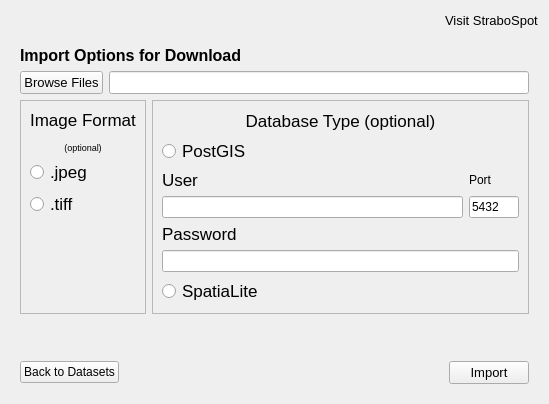
Old version of the form strabo_spot_dialog.ui in the repository StraboSpot/strabo-qgis-plugin.
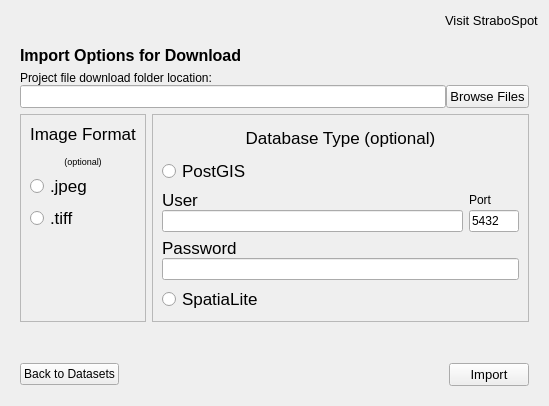
New version of the form. The open tabs and pages were chosen to show the change. Icons and pictures are not drawn.

Commit message: - Give error when save path not specified

What changed in the file:
```diff
--- a/strabo_spot_dialog.ui
+++ b/strabo_spot_dialog.ui
@@ -7,7 +7,7 @@
     <x>0</x>
     <y>0</y>
     <width>549</width>
-    <height>404</height>
+    <height>406</height>
    </rect>
   </property>
   <property name="windowTitle">
@@ -381,7 +381,7 @@
       </layout>
      </widget>
      <widget class="QWidget" name="downloadOptions">
-      <layout class="QVBoxLayout" name="verticalLayout_11">
+      <layout class="QVBoxLayout" name="verticalLayout_16">
        <item>
         <widget class="QLabel" name="importlabel">
          <property name="font">
@@ -397,7 +397,28 @@
         </widget>
        </item>
        <item>
+        <layout class="QVBoxLayout" name="verticalLayout_11">
+         <property name="spacing">
+          <number>0</number>
+         </property>
+         <item>
+          <widget class="QLabel" name="label">
+           <property name="text">
+            <string>Project file download folder location:</string>
+           </property>
+          </widget>
+         </item>
+         <item>
         <layout class="QHBoxLayout" name="horizontalLayout_7">
+           <item>
+            <widget class="QLineEdit" name="dialogPathlineEdit">
+             <property name="font">
+              <font>
+               <pointsize>10</pointsize>
+              </font>
+             </property>
+            </widget>
+           </item>
          <item>
           <widget class="QPushButton" name="browsepushButton">
            <property name="font">
@@ -410,14 +431,7 @@
            </property>
           </widget>
          </item>
-         <item>
-          <widget class="QLineEdit" name="dialogPathlineEdit">
-           <property name="font">
-            <font>
-             <pointsize>10</pointsize>
-            </font>
-           </property>
-          </widget>
+          </layout>
          </item>
         </layout>
        </item>
@@ -533,6 +547,9 @@
              <layout class="QHBoxLayout" name="horizontalLayout_8" stretch="1,0">
               <item>
                <layout class="QVBoxLayout" name="verticalLayout_7">
+                <property name="spacing">
+                 <number>0</number>
+                </property>
                 <item>
                  <widget class="QLabel" name="postgis_userlbl_2">
                   <property name="font">
@@ -558,6 +575,9 @@
               </item>
               <item>
                <layout class="QVBoxLayout" name="verticalLayout_8">
+                <property name="spacing">
+                 <number>0</number>
+                </property>
                 <item>
                  <widget class="QLabel" name="postgis_portlbl">
                   <property name="text">
@@ -584,6 +604,9 @@
             </item>
             <item>
              <layout class="QVBoxLayout" name="verticalLayout_9">
+              <property name="spacing">
+               <number>0</number>
+              </property>
               <item>
                <widget class="QLabel" name="postgis_passlbl_2">
                 <property name="font">
```
Lines whose indentation alone changed are shown as unchanged. The commit also changes 2 other files.
